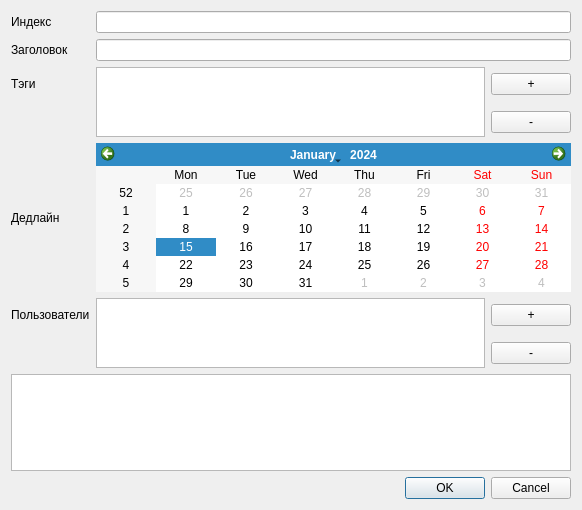
Qt form app/LightTaskManager/gui/showdialog.ui (ApplicationsForge/TaskManagerGUI) before a commit.
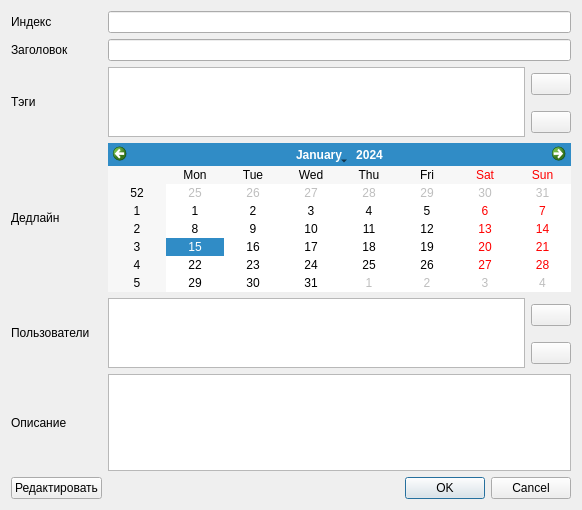
The same form after that commit. Icons and pictures are not drawn.

Commit message: Изменена форма с описанием и редактированием задачи

The edit to the form file:
```diff
--- a/app/LightTaskManager/gui/showdialog.ui
+++ b/app/LightTaskManager/gui/showdialog.ui
@@ -24,21 +24,11 @@
    <item row="2" column="2">
     <widget class="QPushButton" name="addTagPushButton">
      <property name="text">
-      <string>+</string>
+      <string/>
      </property>
-    </widget>
-   </item>
-   <item row="5" column="0">
-    <widget class="QLabel" name="userLabel">
-     <property name="text">
-      <string>Пользователи</string>
-     </property>
-    </widget>
-   </item>
-   <item row="2" column="0">
-    <widget class="QLabel" name="tagLabel">
-     <property name="text">
-      <string>Тэги</string>
+     <property name="icon">
+      <iconset resource="resources/resources.qrc">
+       <normaloff>:/images/images/Plus.png</normaloff>:/images/images/Plus.png</iconset>
      </property>
     </widget>
    </item>
@@ -55,18 +45,8 @@
    <item row="5" column="1" rowspan="2">
     <widget class="QTextEdit" name="userTextEdit"/>
    </item>
-   <item row="7" column="0" colspan="3">
-    <widget class="QTextEdit" name="showTextEdit"/>
-   </item>
-   <item row="8" column="0" colspan="3">
-    <widget class="QDialogButtonBox" name="showButtonBox">
-     <property name="orientation">
-      <enum>Qt::Horizontal</enum>
-     </property>
-     <property name="standardButtons">
-      <set>QDialogButtonBox::Cancel|QDialogButtonBox::Ok</set>
-     </property>
-    </widget>
+   <item row="4" column="1" colspan="2">
+    <widget class="QCalendarWidget" name="calendarWidget"/>
    </item>
    <item row="2" column="1" rowspan="2">
     <widget class="QTextEdit" name="tagTextEdit"/>
@@ -81,7 +61,11 @@
    <item row="5" column="2">
     <widget class="QPushButton" name="addUserPushButton">
      <property name="text">
-      <string>+</string>
+      <string/>
+     </property>
+     <property name="icon">
+      <iconset resource="resources/resources.qrc">
+       <normaloff>:/images/images/Plus.png</normaloff>:/images/images/Plus.png</iconset>
      </property>
     </widget>
    </item>
@@ -91,19 +75,61 @@
    <item row="3" column="2">
     <widget class="QPushButton" name="deleteTagPushButton">
      <property name="text">
-      <string>-</string>
+      <string/>
+     </property>
+     <property name="icon">
+      <iconset resource="resources/resources.qrc">
+       <normaloff>:/images/images/Minus.png</normaloff>:/images/images/Minus.png</iconset>
      </property>
     </widget>
    </item>
    <item row="6" column="2">
     <widget class="QPushButton" name="deleteUserPushButton">
      <property name="text">
-      <string>-</string>
+      <string/>
      </property>
     </widget>
    </item>
-   <item row="4" column="1" colspan="2">
-    <widget class="QCalendarWidget" name="calendarWidget"/>
+   <item row="5" column="0" rowspan="2">
+    <widget class="QLabel" name="userLabel">
+     <property name="text">
+      <string>Пользователи</string>
+     </property>
+    </widget>
+   </item>
+   <item row="2" column="0" rowspan="2">
+    <widget class="QLabel" name="tagLabel">
+     <property name="text">
+      <string>Тэги</string>
+     </property>
+    </widget>
+   </item>
+   <item row="7" column="1" colspan="2">
+    <widget class="QTextEdit" name="showTextEdit"/>
+   </item>
+   <item row="7" column="0">
+    <widget class="QLabel" name="showLabel">
+     <property name="text">
+      <string>Описание</string>
+     </property>
+    </widget>
+   </item>
+   <item row="8" column="1" colspan="2">
+    <widget class="QDialogButtonBox" name="showButtonBox">
+     <property name="orientation">
+      <enum>Qt::Horizontal</enum>
+     </property>
+     <property name="standardButtons">
+      <set>QDialogButtonBox::Cancel|QDialogButtonBox::Ok</set>
+     </property>
+    </widget>
+   </item>
+   <item row="8" column="0">
+    <widget class="QPushButton" name="editPushButton">
+     <property name="text">
+      <string>Редактировать</string>
+     </property>
+    </widget>
    </item>
   </layout>
  </widget>
```
Left out of the diff: 8 changed lines with no effect on the pictures.
